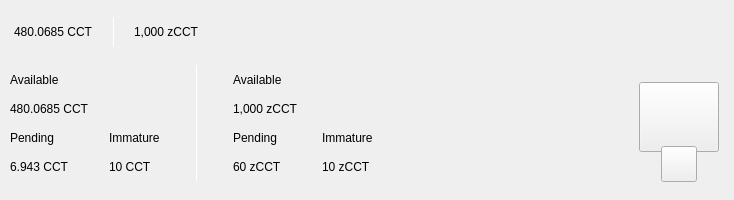
This is src/qt/concrete/forms/topbar.ui in CONCRETE-Project/CONCRETE as Qt 5 draws it before an edit. The edited form follows.
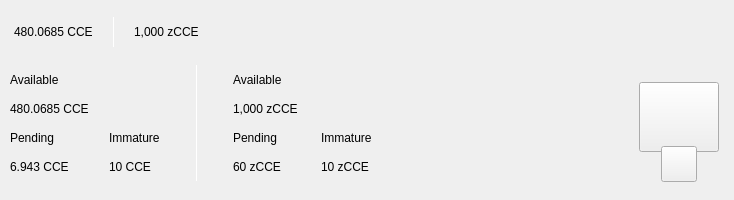
This is the edited form. Custom widgets are drawn as their Qt base class.

The edit to the form file:
```diff
--- a/src/qt/concrete/forms/topbar.ui
+++ b/src/qt/concrete/forms/topbar.ui
@@ -119,7 +119,7 @@
                <string notr="true">padding:0px;margin:0px;</string>
               </property>
               <property name="text">
-               <string notr="true">480.0685 CCT</string>
+               <string notr="true">480.0685 CCE</string>
               </property>
              </widget>
             </item>
@@ -188,7 +188,7 @@
                </size>
               </property>
               <property name="text">
-               <string notr="true">1,000 zCCT</string>
+               <string notr="true">1,000 zCCE</string>
               </property>
              </widget>
             </item>
@@ -408,7 +408,7 @@
                <item>
                 <widget class="QLabel" name="labelAmountCct">
                  <property name="text">
-                  <string notr="true">480.0685 CCT</string>
+                  <string notr="true">480.0685 CCE</string>
                  </property>
                 </widget>
                </item>
@@ -431,7 +431,7 @@
                  <item>
                   <widget class="QLabel" name="labelPendingCct">
                    <property name="text">
-                    <string notr="true">6.943 CCT</string>
+                    <string notr="true">6.943 CCE</string>
                    </property>
                   </widget>
                  </item>
@@ -465,7 +465,7 @@
                  <item>
                   <widget class="QLabel" name="labelImmatureCct">
                    <property name="text">
-                    <string notr="true">10 CCT</string>
+                    <string notr="true">10 CCE</string>
                    </property>
                   </widget>
                  </item>
@@ -529,7 +529,7 @@
                 <item>
                  <widget class="QLabel" name="labelAvailablezCct">
                   <property name="text">
-                   <string notr="true">1,000 zCCT</string>
+                   <string notr="true">1,000 zCCE</string>
                   </property>
                  </widget>
                 </item>
@@ -552,7 +552,7 @@
                   <item>
                    <widget class="QLabel" name="labelPendingzCct">
                     <property name="text">
-                     <string notr="true">60 zCCT</string>
+                     <string notr="true">60 zCCE</string>
                     </property>
                    </widget>
                   </item>
@@ -586,7 +586,7 @@
                   <item>
                    <widget class="QLabel" name="labelImmaturezCct">
                     <property name="text">
-                     <string notr="true">10 zCCT</string>
+                     <string notr="true">10 zCCE</string>
                     </property>
                    </widget>
                   </item>
```
Left out of the diff: 22 changed lines with no effect on the pictures.
